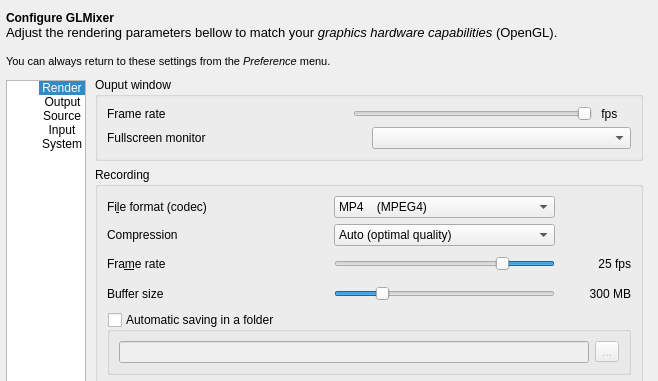
This is src/UserPreferencesDialog.ui in markus-wa/glmixer-mirror as Qt 5 draws it before an edit; both pictures show x 0 to 658 and y 0 to 381 of the 658 by 653 pixel window. The edited form follows.
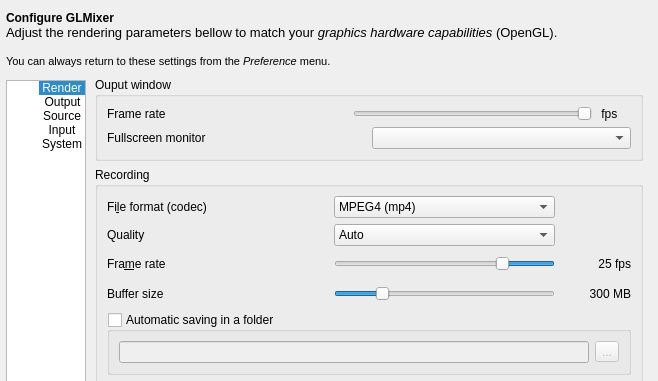
This is the edited form. The open tabs and pages were chosen to show the change. Icons and pictures are not drawn. Custom widgets are drawn as their Qt base class.

Commit message: BugFix: memory leak in VideoRecorder.

Diff of the .ui file:
```diff
--- a/src/UserPreferencesDialog.ui
+++ b/src/UserPreferencesDialog.ui
@@ -1098,7 +1098,7 @@
                   </item>
                   <item>
                    <property name="text">
-                    <string notr="true">MP4    (MPEG4)</string>
+                    <string notr="true">MPEG4 (mp4)</string>
                    </property>
                   </item>
                   <item>
@@ -1179,7 +1179,7 @@
                 <item row="1" column="0">
                  <widget class="QLabel" name="label_30">
                   <property name="text">
-                   <string>Compression</string>
+                   <string>Quality</string>
                   </property>
                  </widget>
                 </item>
@@ -1190,7 +1190,7 @@
                   </property>
                   <item>
                    <property name="text">
-                    <string>Auto (optimal quality)</string>
+                    <string>Auto</string>
                    </property>
                   </item>
                   <item>
```
Left out of the diff: 18 changed lines with no effect on the pictures. The commit also changes 2 other files.
